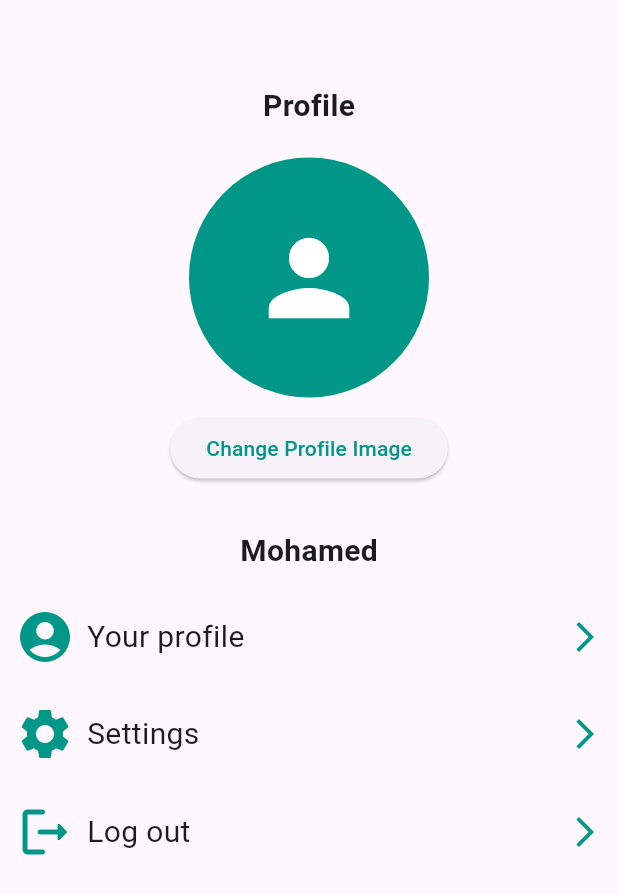
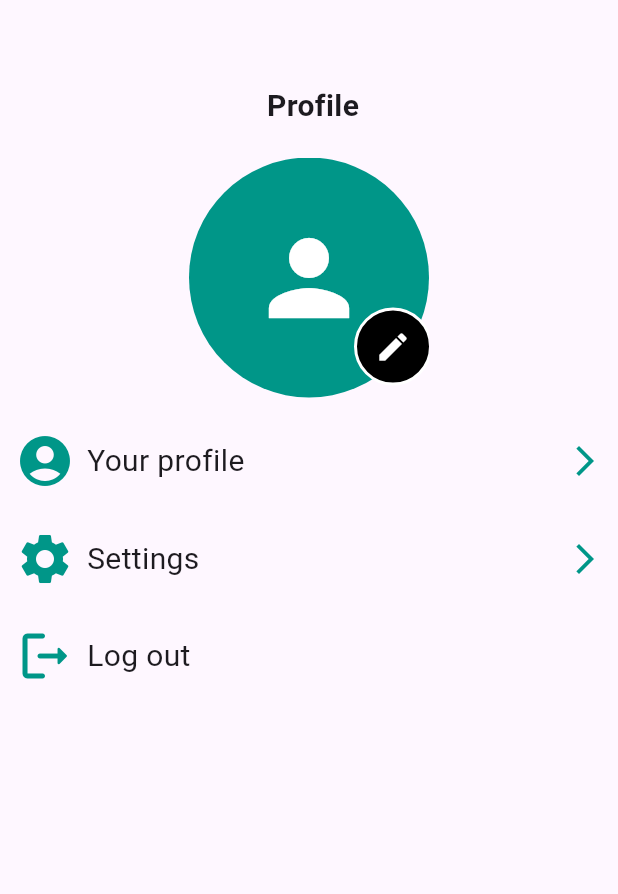
Before and after one commit to ZahreddenZromly/Quadro, a Flutter app: the screen it shows after launch, on a phone screen of 412 x 824 dp. Shown: the top 894 px of the screen. Run offline on Flutter 3.47's test engine with Material 3 defaults, Android fonts, the light colour scheme and no system bars; our stand-ins replace google_nav_bar, image_picker.

Commit message:
your profile done

```diff
--- /dev/null
+++ b/lib/components/profile_image.dart
@@ -0,0 +1,109 @@
+import 'package:flutter/cupertino.dart';
+import 'package:flutter/material.dart';
+import 'dart:io';
+import 'package:image_picker/image_picker.dart';
+
+class ProfileImage extends StatelessWidget {
+  String title;
+    ProfileImage({required this.title});
+
+  @override
+  Widget build(BuildContext context) {
+    return Column(
+      children: [
+        Row(
+          mainAxisAlignment: MainAxisAlignment.center,
+          children: [
+            Text(
+              title,
+              style: TextStyle(fontWeight: FontWeight.bold, fontSize: 20),
+            ),
+          ],
+        ),
+        SizedBox(height: 20,),
+        ImagePickers(),
+      ],
+    );
+  }
+}
+class ImagePickers extends StatefulWidget {
+
+  ImagePickers({super.key});
+
+  @override
+  State<ImagePickers> createState() => _ImagePickerState();
+}
+
+class _ImagePickerState extends State<ImagePickers> {
+  File? _image;
+  Future getImage() async {
+    final XFile? image = await ImagePicker().pickImage(source: ImageSource.gallery);
+    if (image != null) {
+      setState(() {
+        _image = File(image.path);
+      });
+    }
+  }
+  @override
+  Widget build(BuildContext context) {
+    return Column(
+      children: [
+
+        Row(
+            mainAxisAlignment: MainAxisAlignment.center,
+            children: [
+              Column(
+                  mainAxisAlignment: MainAxisAlignment.center,
+                  children: [
+                    Stack(
+                        children:[ Row(
+                          children: [
+                            CircleAvatar(
+                              backgroundColor: Colors.teal,
+                              radius: 80,
+                              backgroundImage: _image != null ? FileImage(_image!) : null,
+                              child: _image == null
+                                  ? Icon(
+                                Icons.person,
+                                size: 80,
+                                color: Colors.white,
+                              )
+                                  : null,
+                            ),
+
+
+                          ],
+                        ),
+                          Positioned(
+                            left:110 ,
+                            top: 100,
+                            child: Container(
+                              decoration: BoxDecoration(
+                                shape: BoxShape.circle,
+                                color: Colors.black,
+                                border: Border.all(
+                                  color: Colors.white, // Choose the color of the circular border
+                                  width: 2.0,
+                                ),
+                              ),
+                              child: IconButton(
+                                icon: Icon(Icons.edit),
+                                onPressed: getImage,
+                                color: Colors.white,
+                                style: ButtonStyle(
+
+                                ),
+                              ),
+                            ),
+                          ),
+                        ]
+                    ),
+                  ]
+              ),
+            ]
+        ),
+      ],
+
+    );
+  }
+}
--- a/lib/components/profile_options.dart
+++ b/lib/components/profile_options.dart
@@ -1,18 +1,22 @@
 import 'package:flutter/cupertino.dart';
 import 'package:flutter/material.dart';
+import 'dart:io';
 import 'package:image_picker/image_picker.dart';
 
-
 class Options extends StatelessWidget {
-  final IconData icon;
+  final IconData? icon;
+  final IconData? arrow;
   final String option;
   final VoidCallback? onTap;
-  Options({required this.icon,required this.option , required this.onTap});
+  Options({required this.icon,required this.option , required this.onTap,  required this.arrow});
+  Options.twoArguments( this.option , this.icon , this.onTap ): arrow = null;
 
   @override
   Widget build(BuildContext context) {
     return  Padding(
       padding: const EdgeInsets.all(10.0),
+      child: GestureDetector(
+        onTap: onTap,
         child: Row(
           children: [
             Icon(icon,
@@ -26,14 +30,11 @@ class Options extends StatelessWidget {
               ),
             ),
             Spacer(),
-          GestureDetector(
-            onTap: onTap,
-            child: Icon(
-              Icons.arrow_forward_ios_outlined,
+            Icon(arrow,
                 color:Colors.teal
             ),
+          ],
         ),
-        ],
       ),
     );
   }
--- a/lib/screens/profile_screen.dart
+++ b/lib/screens/profile_screen.dart
@@ -3,7 +3,10 @@ import 'package:flutter/material.dart';
 import 'package:image_picker/image_picker.dart';
 import 'dart:io';
 
-import '../components/profile_options.dart';
+import 'package:quadro/components/profile_options.dart';
+import 'package:quadro/screens/your_profile.dart';
+
+import '../components/profile_image.dart';
 
 class Profil extends StatefulWidget {
   const Profil({super.key});
@@ -14,14 +17,6 @@ class Profil extends StatefulWidget {
 
 class _ProfilState extends State<Profil> {
   File? _image;
-  Future getImage() async {
-    final XFile? image = await ImagePicker().pickImage(source: ImageSource.gallery);
-    if (image != null) {
-      setState(() {
-        _image = File(image.path);
-      });
-    }
-  }
   @override
   Widget build(BuildContext context) {
     return Scaffold(
@@ -29,75 +24,33 @@ class _ProfilState extends State<Profil> {
       body: SafeArea(
           child: Column(
         children: [
-          Row(
-            mainAxisAlignment: MainAxisAlignment.center,
-            children: [
-              Text(
-                "Profile",
-                style: TextStyle(fontWeight: FontWeight.bold, fontSize: 20),
-              ),
-            ],
-          ),
-          SizedBox(height: 20,),
-          Row(
-            mainAxisAlignment: MainAxisAlignment.center,
-            children: [
-              Column(
-                mainAxisAlignment: MainAxisAlignment.center,
-                children: [
-                  CircleAvatar(
-                    backgroundColor: Colors.teal,
-                    radius: 80,
-                    backgroundImage: _image != null ? FileImage(_image!) : null,
-                    child: _image == null
-                        ? Icon(
-                      Icons.person,
-                      size: 80,
-                      color: Colors.white,
-                    )
-                        : null,
-                  ),
-                  SizedBox(height: 10),
-                  ElevatedButton(
-                    onPressed: getImage,
-                    child: Text('Change Profile Image',
-                    style:TextStyle(
-                      color: Colors.teal,
-                    ),
-                    ),
-                  ),
-                  SizedBox(height: 30,),
-
-                  Text(
-                    "Mohamed",
-                    style: TextStyle(fontWeight: FontWeight.bold, fontSize: 20),
-                  ),
-                ],
-              ),
-              ]
-              ),
+          ProfileImage(title: " Profile"),
           SizedBox(height: 10,),
           Options(
-            icon: Icons.account_circle_rounded,
+              arrow: Icons.arrow_forward_ios_outlined,
+              icon: Icons.account_circle_rounded,
             option: "Your profile",
              onTap: (){
-                Navigator.pushNamed(context, "/");
-              }
+               Navigator.push(
+                 context,
+                 MaterialPageRoute(builder: (context) => YourProfile()),
+               );
+
+                 }
           ),
           Options(
             icon: Icons.settings,
             option: "Settings",
+              arrow: Icons.arrow_forward_ios_outlined,
               onTap: (){
                 Navigator.pushNamed(context, "/");
               }
           ),
-          Options(
-            icon: Icons.logout_rounded,
-            option: "Log out",
-              onTap: (){
-                Navigator.pushNamed(context, "/");
-              }
-          ),
+          Options.twoArguments("Log out",Icons.logout_rounded ,(){
+                  Navigator.pushNamed(context, "/");
+                }
+            ),
+
             ],
           ),
 
```
Also changed, not shown: lib/screens/your_profile.dart (added, +49 -0 lines). Lines whose indentation alone changed are shown as unchanged.
